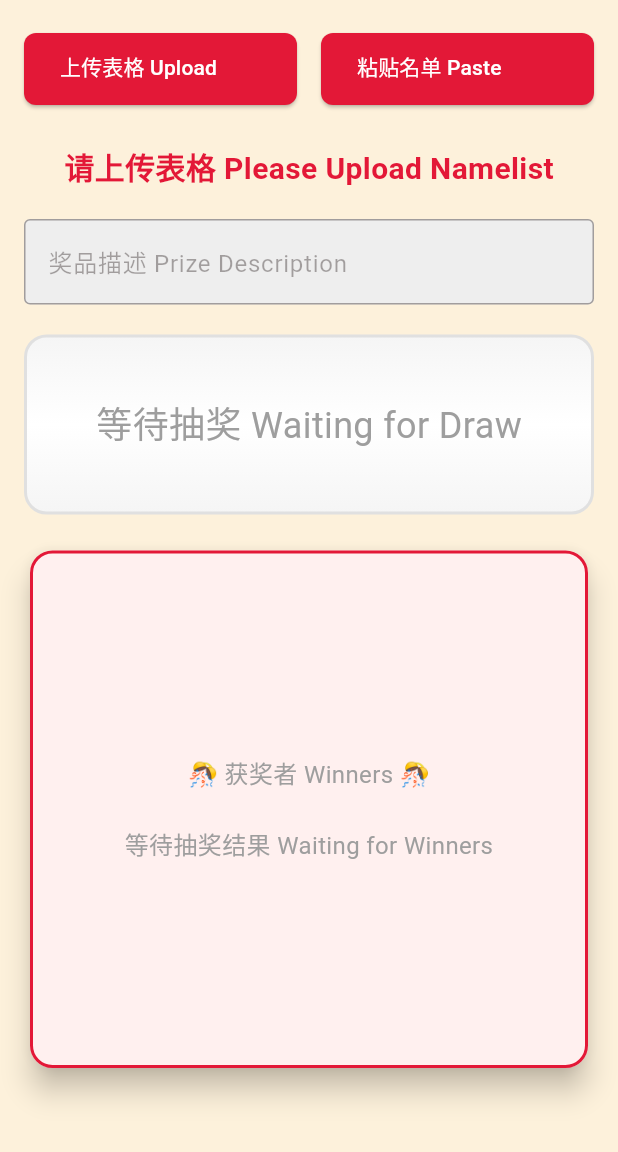
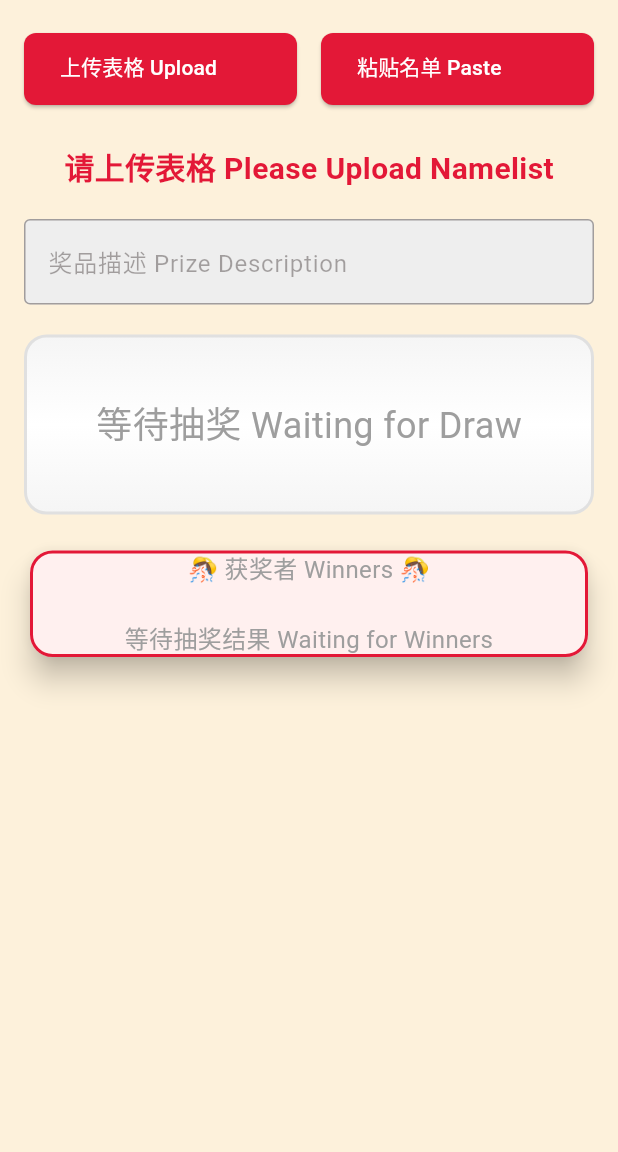
Before and after one commit to tommychinnn/lucky_draw_csv_app, a Flutter app: the screen it shows after launch, on a phone screen of 412 x 824 dp, the part 84-1236 px from its top. Run offline on Flutter 3.47's test engine with Material 3 defaults, Android fonts, the light colour scheme and no system bars; our stand-ins replace csv, file_picker, just_audio, video_player; missing offline and left inert: dart:html.

Commit message:
Update layout to use page scroll instead of winners list scroll

```diff
--- a/lib/screens/home_screen.dart
+++ b/lib/screens/home_screen.dart
@@ -122,7 +122,8 @@ class _HomeScreenState extends State<HomeScreen> {
           ],
         ),
       ),
-      body: SafeArea(
+      body: SingleChildScrollView(
+        child: SafeArea(
           bottom: true,
           child: Padding(
             padding: const EdgeInsets.fromLTRB(16.0, 16.0, 16.0, 32.0),
@@ -219,8 +220,7 @@ class _HomeScreenState extends State<HomeScreen> {
                     animationDuration: const Duration(seconds: 5),
                   ),
                 const SizedBox(height: 20),
-              Expanded(
-                child: Card(
+                Card(
                   elevation: 8,
                   shape: RoundedRectangleBorder(
                     borderRadius: BorderRadius.circular(15),
@@ -245,9 +245,9 @@ class _HomeScreenState extends State<HomeScreen> {
                           winners: winners,
                         ),
                 ),
-              ),
                 const SizedBox(height: 20),
               ],
+            ),
           ),
         ),
       ),
```
Also changed, not shown: lib/widgets/participant_list_widget.dart (+10 -15 lines). Lines whose indentation alone changed are shown as unchanged.
